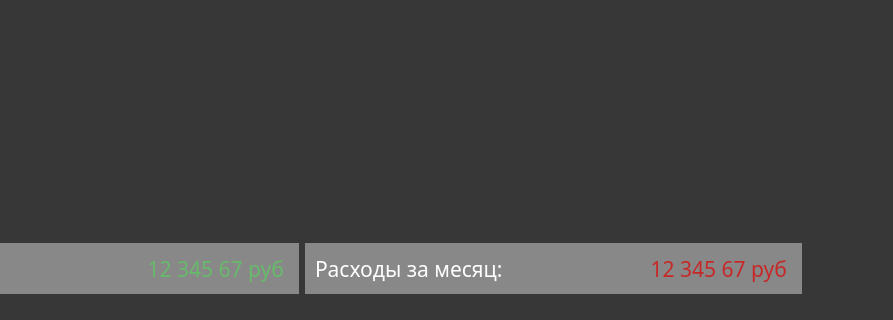
The window that ui/main.ui (Protocs/OkayMoney) describes before a commit, drawn with Qt 5; both pictures show x 209 to 1102 and y 350 to 670 of the 1102 by 670 pixel window.
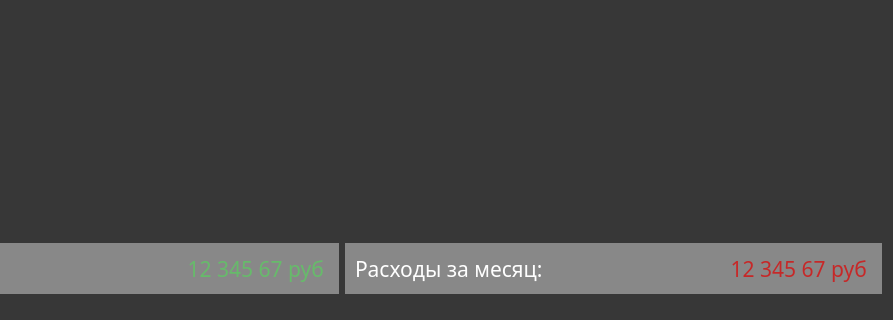
The same window after the commit.

Commit message: Растянул полоску доходов и расходов за месяц на всю ширину окна

Patch:
```diff
--- a/ui/main.ui
+++ b/ui/main.ui
@@ -250,7 +250,7 @@
      <rect>
       <x>10</x>
       <y>593</y>
-      <width>1001</width>
+      <width>1081</width>
       <height>51</height>
      </rect>
     </property>
```
Left out of the diff: 2 changed lines with no effect on the pictures.
